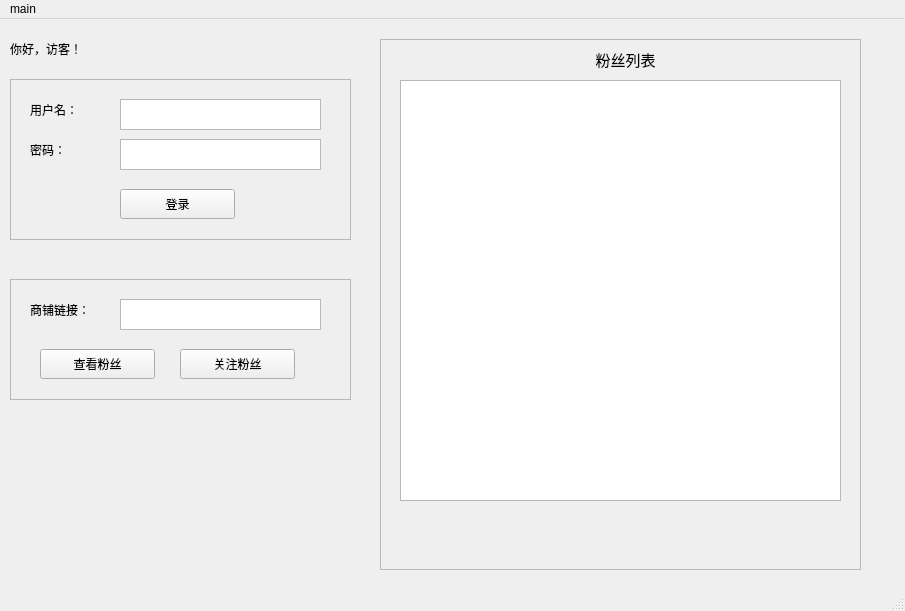
The window that main.ui (kangdekai/shopee) describes before a commit, drawn with Qt 5.
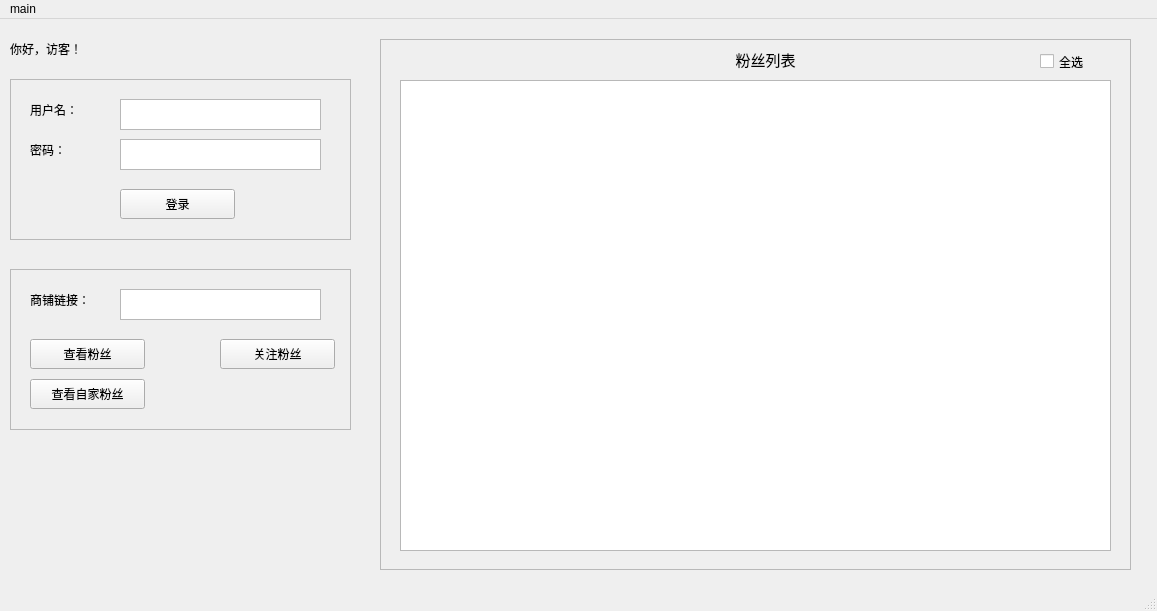
The same window after the commit.

Diff of the .ui file:
```diff
--- a/main.ui
+++ b/main.ui
@@ -6,7 +6,7 @@
    <rect>
     <x>0</x>
     <y>0</y>
-    <width>905</width>
+    <width>1157</width>
     <height>611</height>
    </rect>
   </property>
@@ -93,9 +93,9 @@
     <property name="geometry">
      <rect>
       <x>10</x>
-      <y>260</y>
+      <y>250</y>
       <width>341</width>
-      <height>121</height>
+      <height>161</height>
      </rect>
     </property>
     <property name="frameShape">
@@ -120,7 +120,7 @@
     <widget class="QPushButton" name="query_fans_pushButton">
      <property name="geometry">
       <rect>
-       <x>30</x>
+       <x>20</x>
        <y>70</y>
        <width>115</width>
        <height>30</height>
@@ -143,7 +143,7 @@
     <widget class="QPushButton" name="flw_fans_pushButton">
      <property name="geometry">
       <rect>
-       <x>170</x>
+       <x>210</x>
        <y>70</y>
        <width>115</width>
        <height>30</height>
@@ -153,13 +153,26 @@
       <string>关注粉丝</string>
      </property>
     </widget>
+    <widget class="QPushButton" name="query_self_fans_pushButton">
+     <property name="geometry">
+      <rect>
+       <x>20</x>
+       <y>110</y>
+       <width>115</width>
+       <height>30</height>
+      </rect>
+     </property>
+     <property name="text">
+      <string>查看自家粉丝</string>
+     </property>
+    </widget>
    </widget>
    <widget class="QFrame" name="fans_frame">
     <property name="geometry">
      <rect>
       <x>380</x>
       <y>20</y>
-      <width>481</width>
+      <width>751</width>
       <height>531</height>
      </rect>
     </property>
@@ -174,13 +187,10 @@
       <rect>
        <x>20</x>
        <y>41</y>
-       <width>441</width>
-       <height>421</height>
+       <width>711</width>
+       <height>471</height>
       </rect>
      </property>
-     <!-- <property name="sizeAdjustPolicy">
-      <enum>QAbstractScrollArea::AdjustToContents</enum>
-     </property> -->
      <property name="editTriggers">
       <set>QAbstractItemView::NoEditTriggers</set>
      </property>
@@ -194,7 +204,7 @@
     <widget class="QLabel" name="label_4">
      <property name="geometry">
       <rect>
-       <x>110</x>
+       <x>250</x>
        <y>10</y>
        <width>271</width>
        <height>20</height>
@@ -215,6 +225,19 @@
       <set>Qt::AlignCenter</set>
      </property>
     </widget>
+    <widget class="QCheckBox" name="select_all_fans_checkBox">
+     <property name="geometry">
+      <rect>
+       <x>660</x>
+       <y>10</y>
+       <width>71</width>
+       <height>25</height>
+      </rect>
+     </property>
+     <property name="text">
+      <string>全选</string>
+     </property>
+    </widget>
    </widget>
    <widget class="QLabel" name="login_status_label">
     <property name="geometry">
@@ -235,7 +258,7 @@
     <rect>
      <x>0</x>
      <y>0</y>
-     <width>905</width>
+     <width>1157</width>
      <height>28</height>
     </rect>
    </property>
```
